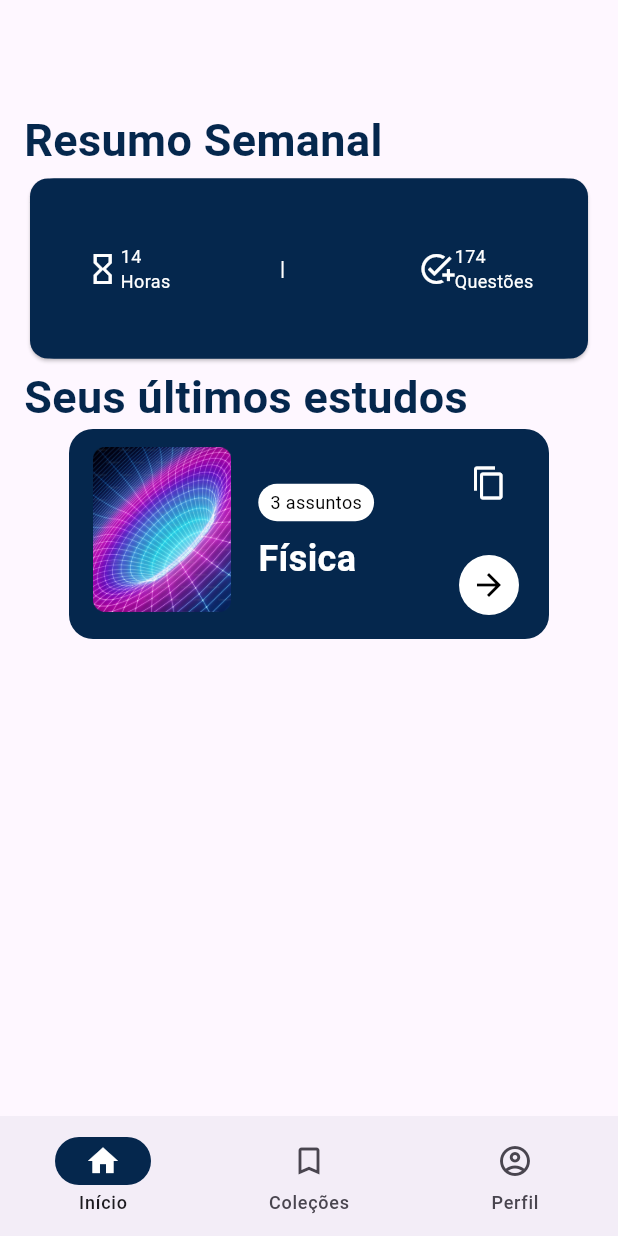
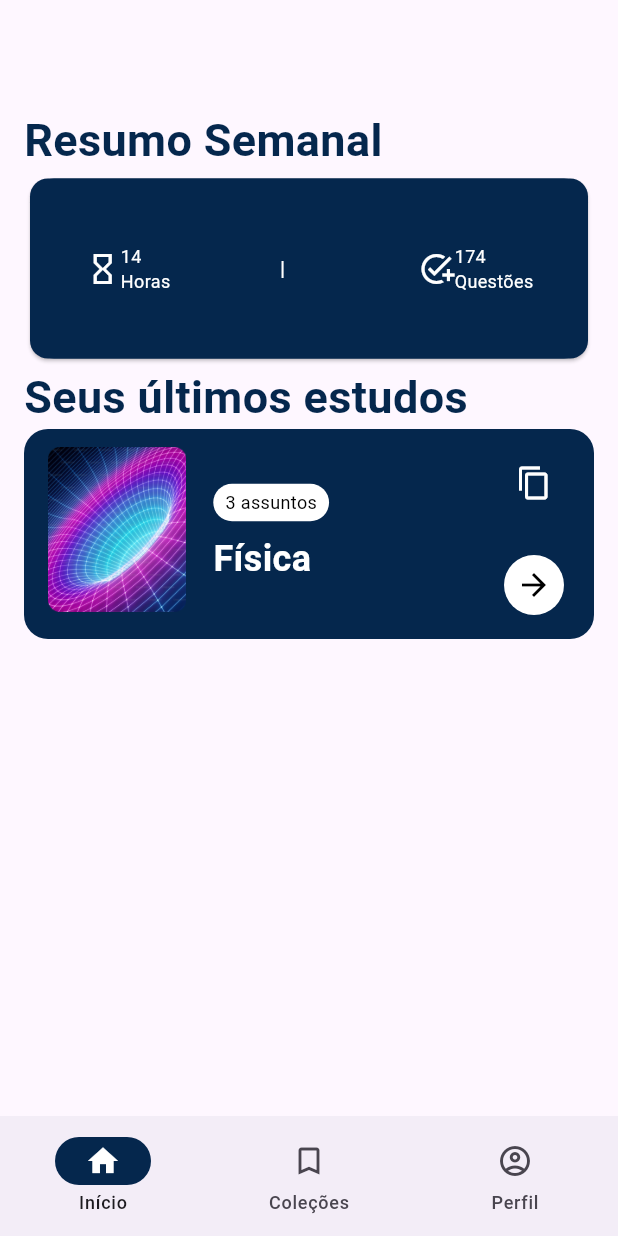
Before and after one commit to IsequielNascimento/aprendoai_front, a Flutter app: the screen it shows after launch, on a phone screen of 412 x 824 dp. Run offline on Flutter 3.47's test engine with Material 3 defaults, Android fonts, the phone set to English and light mode, and no system bars.

Commit message:
update width folders card

```diff
--- a/lib/widgets/folders.dart
+++ b/lib/widgets/folders.dart
@@ -13,7 +13,6 @@ class _FoldersWidgetState extends State<FoldersWidget> {
     return Center(
       //Card Style
       child: Container(
-        width: 320,
         height: 140,
         decoration: BoxDecoration(
           color: const Color(0xFF05274D),
```
